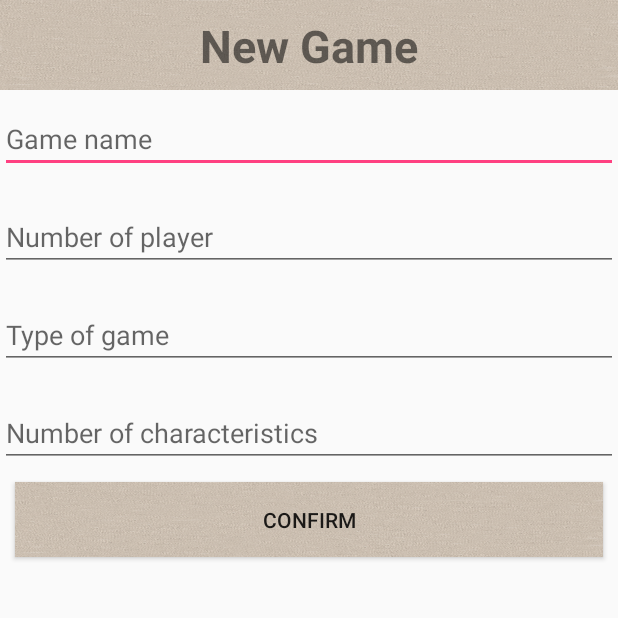
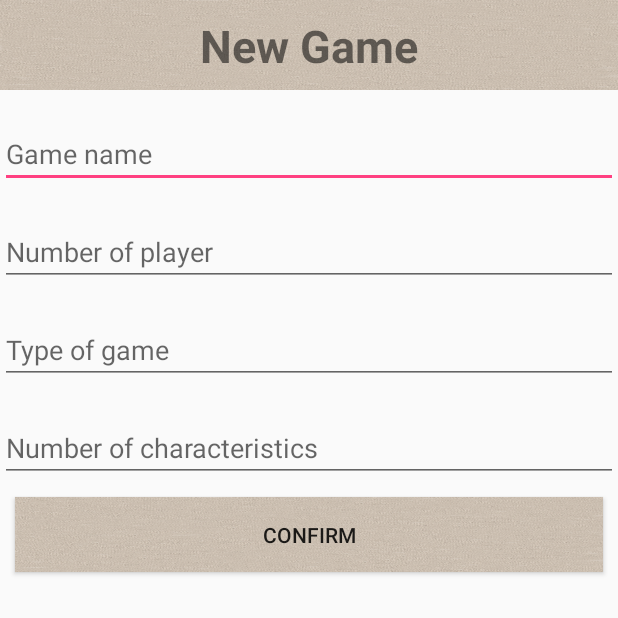
Before and after one commit to lucasporlier/PJS4, an Android app: the NewGameActivity screen opened directly, with no data from a screen before it, on a phone screen of 412 x 824 dp, the top half of it. Run offline under Robolectric (Android 15) with nearby library versions, the phone set to English and light mode, and no system bars.

Commit message:
Design de new_game.xml

```diff
--- a/app/src/main/res/layout/new_game.xml
+++ b/app/src/main/res/layout/new_game.xml
@@ -31,7 +31,7 @@
                 android:id = "@+id/GameNameEdiText"
                 android:layout_width = "match_parent"
                 android:layout_height = "wrap_content"
-                android:layout_marginTop="10dp"
+                android:layout_marginTop="20sp"
                 android:ems = "10"
                 android:hint = "@string/game_name"
                 android:inputType = "textPersonName|textCapWords"
@@ -46,6 +46,7 @@
                 android:ems = "10"
                 android:hint = "@string/player_number"
                 android:inputType = "number"
+                android:maxLength="1"
                 />
 
             <EditText
@@ -58,8 +59,6 @@
                 android:inputType="textCapWords"
                 />
 
-
-
             <EditText
                 android:id = "@+id/nbStatEditText"
                 android:layout_width="match_parent"
@@ -67,6 +66,7 @@
                 android:layout_marginTop = "20sp"
                 android:hint="@string/stat_number"
                 android:inputType="number"
+                android:maxLength="1"
                 />
 
 
```
